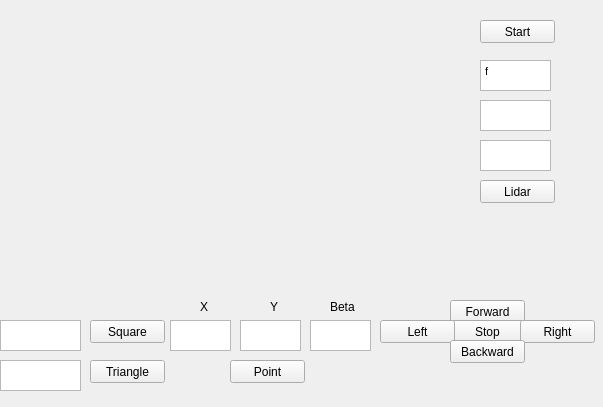
The window that RMR_QT/RMR_QT.ui (MarkMan0/RMR) describes before a commit, drawn with Qt 5.
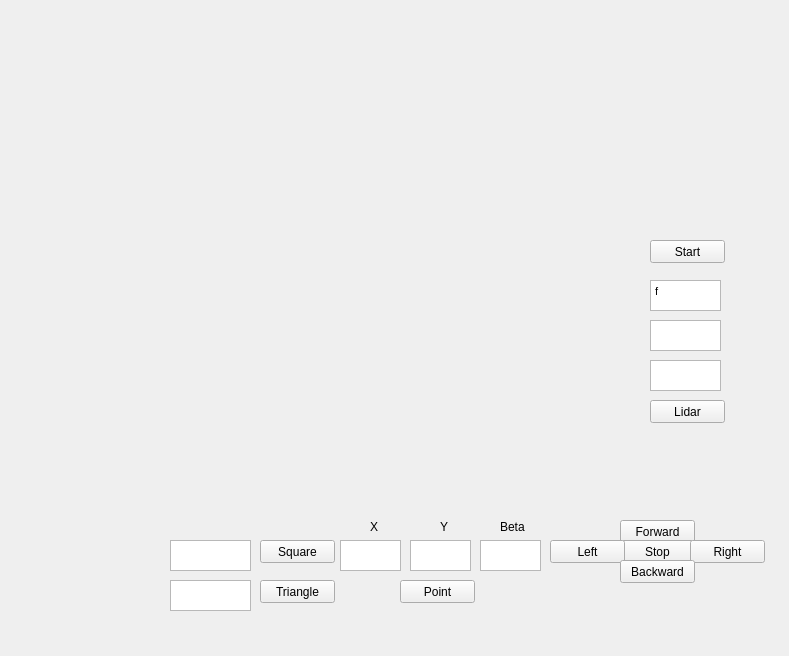
The same window after the commit.

What changed in the file:
```diff
--- a/RMR_QT/RMR_QT.ui
+++ b/RMR_QT/RMR_QT.ui
@@ -6,8 +6,8 @@
    <rect>
     <x>0</x>
     <y>0</y>
-    <width>603</width>
-    <height>407</height>
+    <width>789</width>
+    <height>656</height>
    </rect>
   </property>
   <property name="windowTitle">
@@ -16,8 +16,8 @@
   <widget class="QPushButton" name="pushButtonStart">
    <property name="geometry">
     <rect>
-     <x>480</x>
-     <y>20</y>
+     <x>650</x>
+     <y>240</y>
      <width>75</width>
      <height>23</height>
     </rect>
@@ -29,8 +29,8 @@
   <widget class="QPushButton" name="pushButtonForward">
    <property name="geometry">
     <rect>
-     <x>450</x>
-     <y>300</y>
+     <x>620</x>
+     <y>520</y>
      <width>75</width>
      <height>23</height>
     </rect>
@@ -42,8 +42,8 @@
   <widget class="QPushButton" name="pushButtonStop">
    <property name="geometry">
     <rect>
-     <x>450</x>
-     <y>320</y>
+     <x>620</x>
+     <y>540</y>
      <width>75</width>
      <height>23</height>
     </rect>
@@ -55,8 +55,8 @@
   <widget class="QPushButton" name="pushButtonLeft">
    <property name="geometry">
     <rect>
-     <x>380</x>
-     <y>320</y>
+     <x>550</x>
+     <y>540</y>
      <width>75</width>
      <height>23</height>
     </rect>
@@ -68,8 +68,8 @@
   <widget class="QPushButton" name="pushButtonRight">
    <property name="geometry">
     <rect>
-     <x>520</x>
-     <y>320</y>
+     <x>690</x>
+     <y>540</y>
      <width>75</width>
      <height>23</height>
     </rect>
@@ -81,8 +81,8 @@
   <widget class="QPushButton" name="pushButtonBackward">
    <property name="geometry">
     <rect>
-     <x>450</x>
-     <y>340</y>
+     <x>620</x>
+     <y>560</y>
      <width>75</width>
      <height>23</height>
     </rect>
@@ -94,8 +94,8 @@
   <widget class="QTextEdit" name="textEditLeft">
    <property name="geometry">
     <rect>
-     <x>480</x>
-     <y>60</y>
+     <x>650</x>
+     <y>280</y>
      <width>71</width>
      <height>31</height>
     </rect>
@@ -111,8 +111,8 @@
   <widget class="QPushButton" name="pushButtonSquare">
    <property name="geometry">
     <rect>
-     <x>90</x>
-     <y>320</y>
+     <x>260</x>
+     <y>540</y>
      <width>75</width>
      <height>23</height>
     </rect>
@@ -124,8 +124,8 @@
   <widget class="QTextEdit" name="textEditSquare">
    <property name="geometry">
     <rect>
-     <x>0</x>
-     <y>320</y>
+     <x>170</x>
+     <y>540</y>
      <width>81</width>
      <height>31</height>
     </rect>
@@ -134,8 +134,8 @@
   <widget class="QTextEdit" name="textEditTriangle">
    <property name="geometry">
     <rect>
-     <x>0</x>
-     <y>360</y>
+     <x>170</x>
+     <y>580</y>
      <width>81</width>
      <height>31</height>
     </rect>
@@ -144,8 +144,8 @@
   <widget class="QTextEdit" name="textEditX">
    <property name="geometry">
     <rect>
-     <x>170</x>
-     <y>320</y>
+     <x>340</x>
+     <y>540</y>
      <width>61</width>
      <height>31</height>
     </rect>
@@ -154,8 +154,8 @@
   <widget class="QTextEdit" name="textEditRight">
    <property name="geometry">
     <rect>
-     <x>480</x>
-     <y>100</y>
+     <x>650</x>
+     <y>320</y>
      <width>71</width>
      <height>31</height>
     </rect>
@@ -164,8 +164,8 @@
   <widget class="QTextEdit" name="textEditAngle">
    <property name="geometry">
     <rect>
-     <x>480</x>
-     <y>140</y>
+     <x>650</x>
+     <y>360</y>
      <width>71</width>
      <height>31</height>
     </rect>
@@ -174,8 +174,8 @@
   <widget class="QLabel" name="label">
    <property name="geometry">
     <rect>
-     <x>200</x>
-     <y>300</y>
+     <x>370</x>
+     <y>520</y>
      <width>47</width>
      <height>13</height>
     </rect>
@@ -187,8 +187,8 @@
   <widget class="QPushButton" name="pushButtonTriangle">
    <property name="geometry">
     <rect>
-     <x>90</x>
-     <y>360</y>
+     <x>260</x>
+     <y>580</y>
      <width>75</width>
      <height>23</height>
     </rect>
@@ -200,8 +200,8 @@
   <widget class="QTextEdit" name="textEditY">
    <property name="geometry">
     <rect>
-     <x>240</x>
-     <y>320</y>
+     <x>410</x>
+     <y>540</y>
      <width>61</width>
      <height>31</height>
     </rect>
@@ -210,8 +210,8 @@
   <widget class="QLabel" name="label_2">
    <property name="geometry">
     <rect>
-     <x>270</x>
-     <y>300</y>
+     <x>440</x>
+     <y>520</y>
      <width>47</width>
      <height>13</height>
     </rect>
@@ -223,8 +223,8 @@
   <widget class="QTextEdit" name="textEditBeta">
    <property name="geometry">
     <rect>
-     <x>310</x>
-     <y>320</y>
+     <x>480</x>
+     <y>540</y>
      <width>61</width>
      <height>31</height>
     </rect>
@@ -233,8 +233,8 @@
   <widget class="QLabel" name="label_3">
    <property name="geometry">
     <rect>
-     <x>330</x>
-     <y>300</y>
+     <x>500</x>
+     <y>520</y>
      <width>47</width>
      <height>13</height>
     </rect>
@@ -246,8 +246,8 @@
   <widget class="QPushButton" name="pushButtonPoint">
    <property name="geometry">
     <rect>
-     <x>230</x>
-     <y>360</y>
+     <x>400</x>
+     <y>580</y>
      <width>75</width>
      <height>23</height>
     </rect>
@@ -259,8 +259,8 @@
   <widget class="QPushButton" name="pushButtonLidar">
    <property name="geometry">
     <rect>
-     <x>480</x>
-     <y>180</y>
+     <x>650</x>
+     <y>400</y>
      <width>75</width>
      <height>23</height>
     </rect>
@@ -274,8 +274,8 @@
     <rect>
      <x>30</x>
      <y>20</y>
-     <width>411</width>
-     <height>281</height>
+     <width>591</width>
+     <height>421</height>
     </rect>
    </property>
    <layout class="QGridLayout" name="renderAreaCont"/>
```
